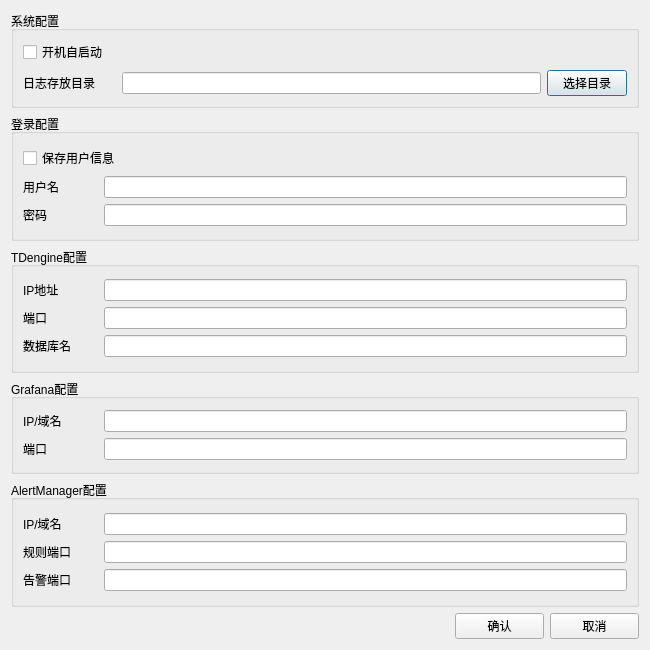
The window that settingsdialog.ui (duguosheng/DataWatcher) describes before a commit, drawn with Qt 5.
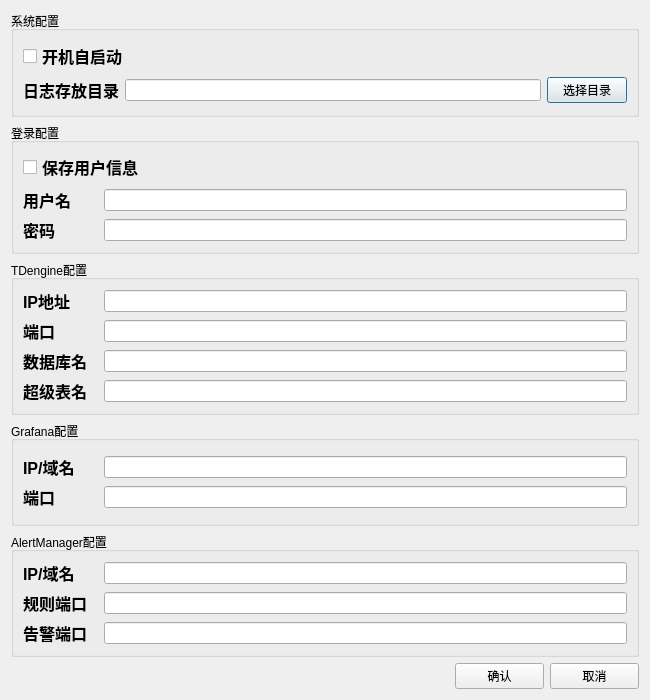
The same window after the commit.

```diff
--- a/settingsdialog.ui
+++ b/settingsdialog.ui
@@ -7,26 +7,34 @@
     <x>0</x>
     <y>0</y>
     <width>650</width>
-    <height>650</height>
+    <height>700</height>
    </rect>
   </property>
   <property name="minimumSize">
    <size>
     <width>650</width>
-    <height>650</height>
+    <height>700</height>
    </size>
   </property>
   <property name="maximumSize">
    <size>
     <width>650</width>
-    <height>650</height>
+    <height>700</height>
    </size>
   </property>
   <property name="windowTitle">
    <string>Dialog</string>
   </property>
-  <layout class="QVBoxLayout" name="verticalLayout_6" stretch="3,4,4,3,4,1">
-   <item>
+  <property name="styleSheet">
+   <string notr="true">QLabel{
+font: bold 16px;
+}
+QCheckBox{
+font: bold 16px;
+}</string>
+  </property>
+  <layout class="QGridLayout" name="gridLayout_6">
+   <item row="0" column="0">
     <widget class="QGroupBox" name="gBox_fileManage">
      <property name="title">
       <string>系统配置</string>
@@ -74,7 +82,7 @@
      </layout>
     </widget>
    </item>
-   <item>
+   <item row="1" column="0">
     <widget class="QGroupBox" name="gBox_login">
      <property name="title">
       <string>登录配置</string>
@@ -132,14 +140,14 @@
      </layout>
     </widget>
    </item>
-   <item>
+   <item row="2" column="0">
     <widget class="QGroupBox" name="gBox_tdengine">
      <property name="title">
       <string>TDengine配置</string>
      </property>
      <layout class="QGridLayout" name="gridLayout_2">
       <item row="0" column="0">
-       <layout class="QVBoxLayout" name="verticalLayout_2" stretch="1,1,1">
+       <layout class="QVBoxLayout" name="verticalLayout_2" stretch="1,1,1,1">
         <item>
          <layout class="QHBoxLayout" name="horizontalLayout_2" stretch="1,7">
           <item>
@@ -191,12 +199,26 @@
           </item>
          </layout>
         </item>
+        <item>
+         <layout class="QHBoxLayout" name="horizontalLayout_15" stretch="1,7">
+          <item>
+           <widget class="QLabel" name="label_sTableName">
+            <property name="text">
+             <string>超级表名</string>
+            </property>
+           </widget>
+          </item>
+          <item>
+           <widget class="QLineEdit" name="lineE_sTableName"/>
+          </item>
+         </layout>
+        </item>
        </layout>
       </item>
      </layout>
     </widget>
    </item>
-   <item>
+   <item row="3" column="0">
     <widget class="QGroupBox" name="groupBox">
      <property name="title">
       <string>Grafana配置</string>
@@ -243,7 +265,7 @@
      </layout>
     </widget>
    </item>
-   <item>
+   <item row="4" column="0">
     <widget class="QGroupBox" name="groupBox_2">
      <property name="title">
       <string>AlertManager配置</string>
@@ -307,7 +329,7 @@
      </layout>
     </widget>
    </item>
-   <item>
+   <item row="5" column="0">
     <layout class="QHBoxLayout" name="horizontalLayout_7" stretch="5,1,1">
      <item>
       <spacer name="horizontalSpacer">
```
Left out of the diff: 2 changed lines with no effect on the pictures.
